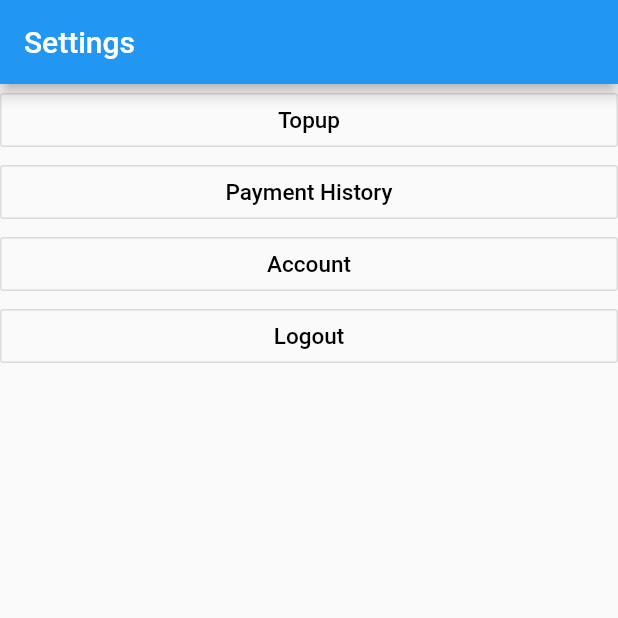
After one commit to Raekweh/FlutterUpSkilling, a Flutter app: the screen it shows after launch, on a phone screen of 412 x 824 dp, the top half of it. The commit adds this screen. Run offline on Flutter 3.47's test engine with Material 2 defaults, Android fonts, the phone set to English and light mode, and no system bars; our stand-ins replace geolocator, google_maps_flutter.

Commit message:
Settings buttons

```diff
--- a/lib/Screens/LoginMenu.dart
+++ b/lib/Screens/LoginMenu.dart
@@ -14,7 +14,7 @@ class loginMenuState extends State {
     return MaterialApp(
       home: Scaffold(
           appBar: AppBar(
-            title: Text('Flutter FlatButton Example'),
+            title: Text('Login'),
           ),
           body: Center(
               child: Column(children: <Widget>[
--- /dev/null
+++ b/lib/Screens/SettingsMenu.dart
@@ -0,0 +1,66 @@
+import 'package:flutter/cupertino.dart';
+import 'package:flutter/material.dart';
+
+class SettingsMenu extends StatefulWidget {
+  const SettingsMenu({Key? key}) : super(key: key);
+
+  @override
+  _SettingsMenuState createState() => _SettingsMenuState();
+}
+
+class _SettingsMenuState extends State<SettingsMenu> {
+  @override
+  Widget build(BuildContext context) {
+    return MaterialApp(
+        home: Scaffold(
+      appBar: AppBar(
+        title: Text('Settings'),
+      ),
+      body: Center(
+          child: Column(
+        children: <Widget>[
+          Container(
+            width: double.infinity,
+            child: OutlineButton(
+              onPressed: () {},
+              child: Text(
+                'Topup',
+                style: TextStyle(fontSize: 15, color: Colors.black),
+              ),
+            ),
+          ),
+          Container(
+            width: double.infinity,
+            child: OutlineButton(
+              onPressed: () {},
+              child: Text(
+                'Payment History',
+                style: TextStyle(fontSize: 15, color: Colors.black),
+              ),
+            ),
+          ),
+          Container(
+            width: double.infinity,
+            child: OutlineButton(
+              onPressed: () {},
+              child: Text(
+                'Account',
+                style: TextStyle(fontSize: 15, color: Colors.black),
+              ),
+            ),
+          ),
+          Container(
+            width: double.infinity,
+            child: OutlineButton(
+              onPressed: () {},
+              child: Text(
+                'Logout',
+                style: TextStyle(fontSize: 15, color: Colors.black),
+              ),
+            ),
+          )
+        ],
+      )),
+    ));
+  }
+}
--- a/lib/main.dart
+++ b/lib/main.dart
@@ -6,6 +6,7 @@ import 'package:upskillingproject/Map/services/placeservice.dart';
 import 'package:upskillingproject/Screens/MapMenu.dart';
 import 'Map/models/place.dart';
 import 'NavigationBar/NavBar.dart';
+import 'Screens/SettingsMenu.dart';
 
 void main() => runApp(myApp());
 
@@ -32,7 +33,7 @@ class myApp extends StatelessWidget {
         theme: ThemeData(
           primaryColor: Colors.blue,
         ),
-        home: NavigationBar(),
+        home: SettingsMenu(),
       ),
     );
   }
```
